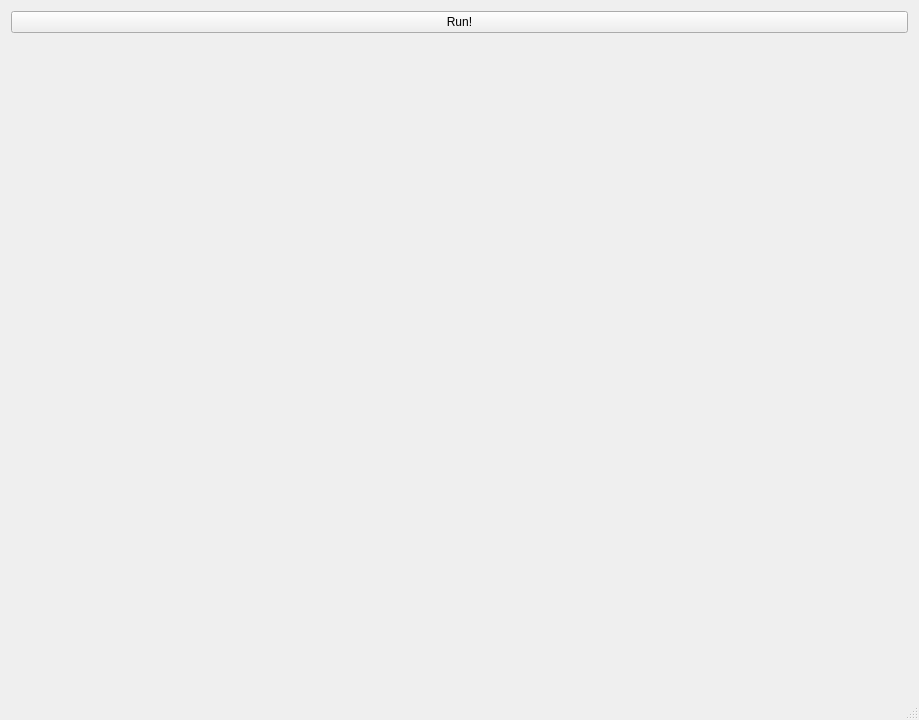
Before: the Qt Designer form mainwindow.ui in pbanaszkiewicz/julia-fractals, drawn with Qt 5.
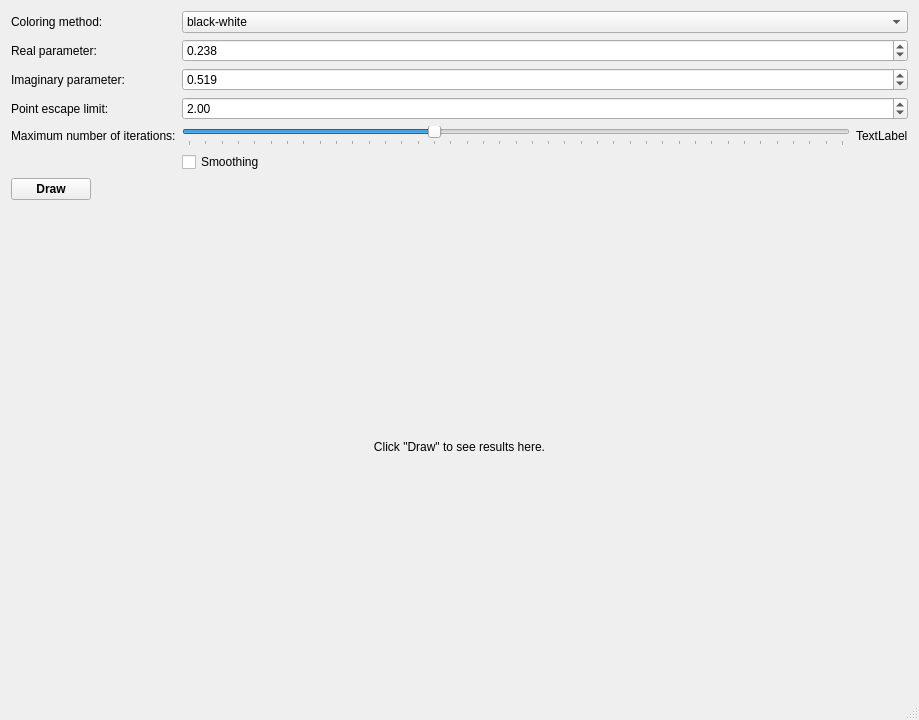
After: the same form once the commit is applied.

Patch:
```diff
--- a/mainwindow.ui
+++ b/mainwindow.ui
@@ -19,14 +19,170 @@
      <enum>QLayout::SetMinimumSize</enum>
     </property>
     <item>
-     <layout class="QGridLayout" name="gridLayout_2">
+     <layout class="QFormLayout" name="formLayout">
       <property name="sizeConstraint">
        <enum>QLayout::SetMinimumSize</enum>
       </property>
+      <property name="fieldGrowthPolicy">
+       <enum>QFormLayout::AllNonFixedFieldsGrow</enum>
+      </property>
       <item row="0" column="0">
+       <widget class="QLabel" name="label">
+        <property name="text">
+         <string>Coloring method:</string>
+        </property>
+       </widget>
+      </item>
+      <item row="0" column="1">
+       <widget class="QComboBox" name="cbColoring">
+        <item>
+         <property name="text">
+          <string>black-white</string>
+         </property>
+        </item>
+        <item>
+         <property name="text">
+          <string>gray</string>
+         </property>
+        </item>
+        <item>
+         <property name="text">
+          <string>trigonometric</string>
+         </property>
+        </item>
+        <item>
+         <property name="text">
+          <string>rainbow-ish</string>
+         </property>
+        </item>
+       </widget>
+      </item>
+      <item row="1" column="0">
+       <widget class="QLabel" name="label_3">
+        <property name="text">
+         <string>Real parameter:</string>
+        </property>
+       </widget>
+      </item>
+      <item row="4" column="0">
+       <widget class="QLabel" name="label_2">
+        <property name="text">
+         <string>Maximum number of iterations:</string>
+        </property>
+       </widget>
+      </item>
+      <item row="4" column="1">
+       <layout class="QHBoxLayout" name="horizontalLayout">
+        <item>
+         <widget class="QSlider" name="sliderMaxIt">
+          <property name="minimum">
+           <number>100</number>
+          </property>
+          <property name="maximum">
+           <number>500</number>
+          </property>
+          <property name="value">
+           <number>250</number>
+          </property>
+          <property name="orientation">
+           <enum>Qt::Horizontal</enum>
+          </property>
+          <property name="tickPosition">
+           <enum>QSlider::TicksBelow</enum>
+          </property>
+         </widget>
+        </item>
+        <item>
+         <widget class="QLabel" name="LMaxIt">
+          <property name="text">
+           <string>TextLabel</string>
+          </property>
+         </widget>
+        </item>
+       </layout>
+      </item>
+      <item row="5" column="1">
+       <widget class="QCheckBox" name="cbAntialiasing">
+        <property name="text">
+         <string>Smoothing</string>
+        </property>
+       </widget>
+      </item>
+      <item row="6" column="0">
        <widget class="QPushButton" name="pbRun">
+        <property name="font">
+         <font>
+          <weight>75</weight>
+          <bold>true</bold>
+         </font>
+        </property>
         <property name="text">
-         <string>Run!</string>
+         <string>Draw</string>
+        </property>
+       </widget>
+      </item>
+      <item row="1" column="1">
+       <widget class="QDoubleSpinBox" name="parameterA">
+        <property name="decimals">
+         <number>3</number>
+        </property>
+        <property name="minimum">
+         <double>-1.000000000000000</double>
+        </property>
+        <property name="maximum">
+         <double>1.000000000000000</double>
+        </property>
+        <property name="singleStep">
+         <double>0.001000000000000</double>
+        </property>
+        <property name="value">
+         <double>0.238000000000000</double>
+        </property>
+       </widget>
+      </item>
+      <item row="2" column="0">
+       <widget class="QLabel" name="label_4">
+        <property name="text">
+         <string>Imaginary parameter:</string>
+        </property>
+       </widget>
+      </item>
+      <item row="2" column="1">
+       <widget class="QDoubleSpinBox" name="parameterB">
+        <property name="decimals">
+         <number>3</number>
+        </property>
+        <property name="minimum">
+         <double>-1.000000000000000</double>
+        </property>
+        <property name="maximum">
+         <double>1.000000000000000</double>
+        </property>
+        <property name="singleStep">
+         <double>0.001000000000000</double>
+        </property>
+        <property name="value">
+         <double>0.519000000000000</double>
+        </property>
+       </widget>
+      </item>
+      <item row="3" column="0">
+       <widget class="QLabel" name="label_5">
+        <property name="text">
+         <string>Point escape limit:</string>
+        </property>
+       </widget>
+      </item>
+      <item row="3" column="1">
+       <widget class="QDoubleSpinBox" name="doubleSpinBox">
+        <property name="maximum">
+         <double>4.000000000000000</double>
+        </property>
+        <property name="singleStep">
+         <double>0.010000000000000</double>
+        </property>
+        <property name="value">
+         <double>2.000000000000000</double>
         </property>
        </widget>
       </item>
@@ -35,13 +191,13 @@
     <item>
      <widget class="QLabel" name="image">
       <property name="sizePolicy">
-       <sizepolicy hsizetype="Preferred" vsizetype="Preferred">
+       <sizepolicy hsizetype="Expanding" vsizetype="Expanding">
         <horstretch>0</horstretch>
         <verstretch>0</verstretch>
        </sizepolicy>
       </property>
       <property name="text">
-       <string/>
+       <string>Click &quot;Draw&quot; to see results here.</string>
       </property>
       <property name="alignment">
        <set>Qt::AlignCenter</set>
```
